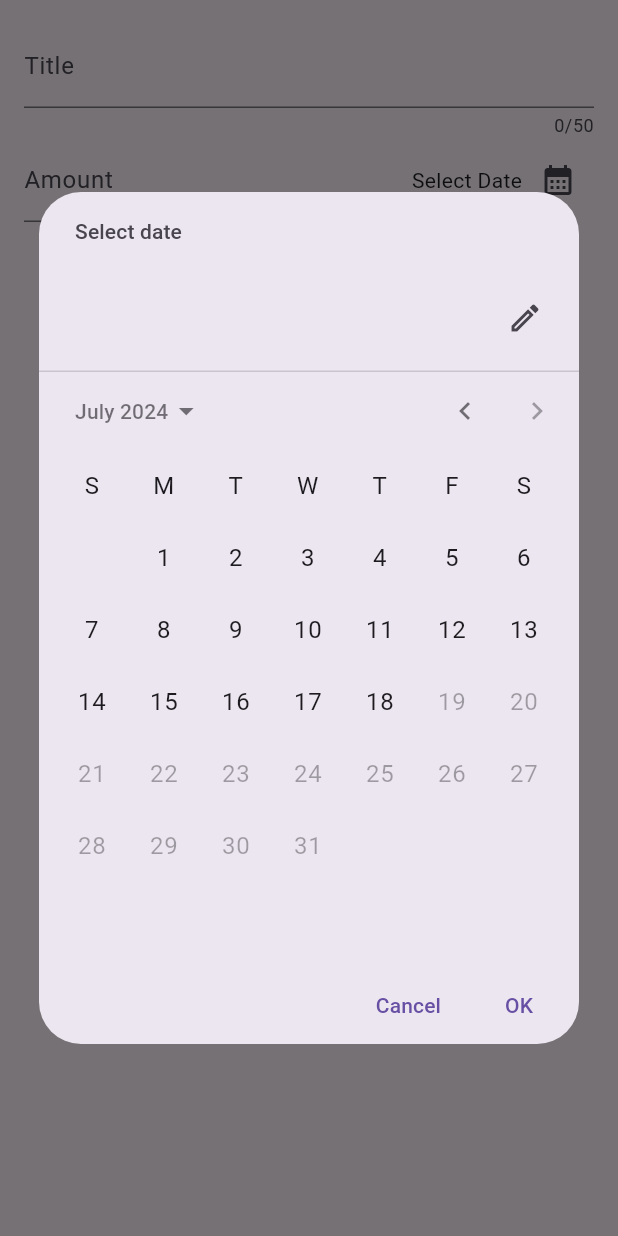
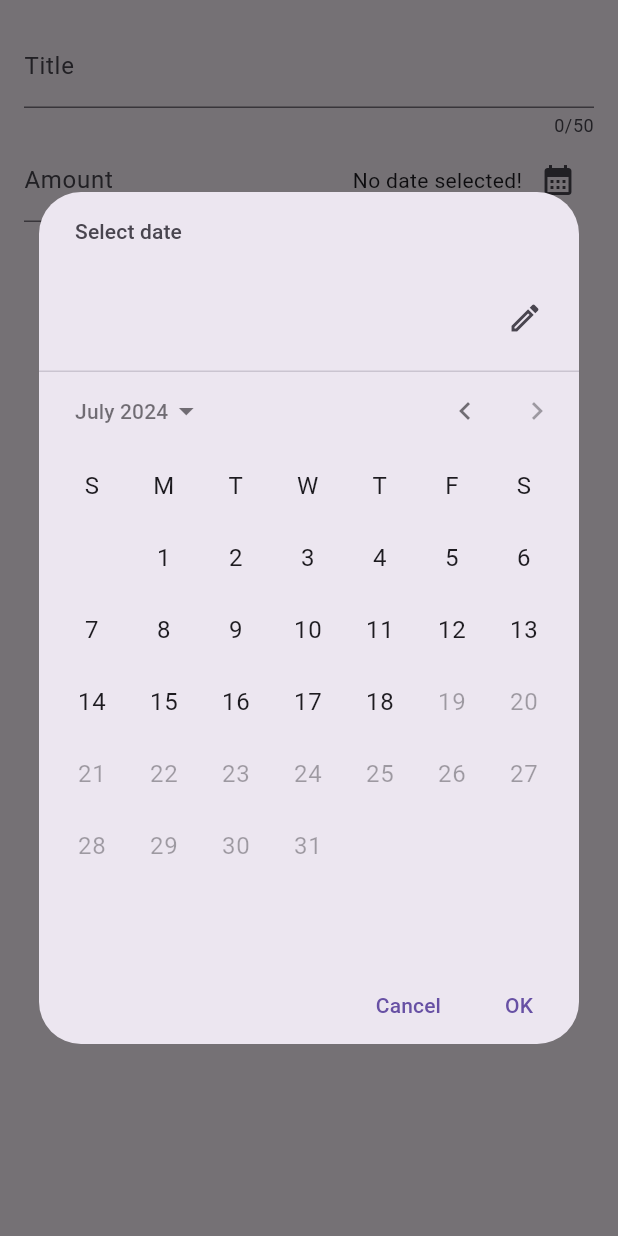
Before and after one commit to Shamimkhan1406/Expense-Tracker-App, a Flutter app: the NewExpense widget shown alone on an empty page, opened directly, after a tap on the "calendar month" icon, on a phone screen of 412 x 824 dp. Run offline on Flutter 3.47's test engine with Material 3 defaults, Android fonts, the phone set to English and light mode, and no system bars.

Commit message:
working with future for handling data from future

```diff
--- a/lib/widgets/new_expense.dart
+++ b/lib/widgets/new_expense.dart
@@ -1,4 +1,8 @@
 import 'package:flutter/material.dart';
+import 'package:expense_tracker/model/expense.dart';
+// import 'package:intl/intl.dart';
+
+// final formatter = DateFormat.yMd();
 
 class NewExpense extends StatefulWidget {
   const NewExpense({super.key});
@@ -10,12 +14,20 @@ class NewExpense extends StatefulWidget {
 class _NewExpenseState extends State<NewExpense> {
   final _titleController = TextEditingController();
   final _amountController = TextEditingController();
-  void _presentDatePicker()
+  DateTime? _selectedDate;
+  void _presentDatePicker() async
   {
     //final now = DateTime.now();
     final firstDate = DateTime(2023);
     //final lastDate = DateTime(2025);
-    showDatePicker(context: context, firstDate: firstDate, lastDate: DateTime.now());
+    final pickedDate = await showDatePicker(
+      context: context,
+      firstDate: firstDate,
+      lastDate: DateTime.now()
+    );
+    setState(() {
+      _selectedDate = pickedDate;
+    });
   }
   @override
   void dispose() {
@@ -60,7 +72,7 @@ class _NewExpenseState extends State<NewExpense> {
                   mainAxisAlignment: MainAxisAlignment.end,
                   //crossAxisAlignment: CrossAxisAlignment.end,
                   children: [
-                    const Text('Select Date'),
+                    Text(_selectedDate == null ? 'No date selected!' : formatter.format(_selectedDate!)),
                     IconButton(onPressed:_presentDatePicker,
                       icon: const Icon(Icons.calendar_month)
                     ),
```
